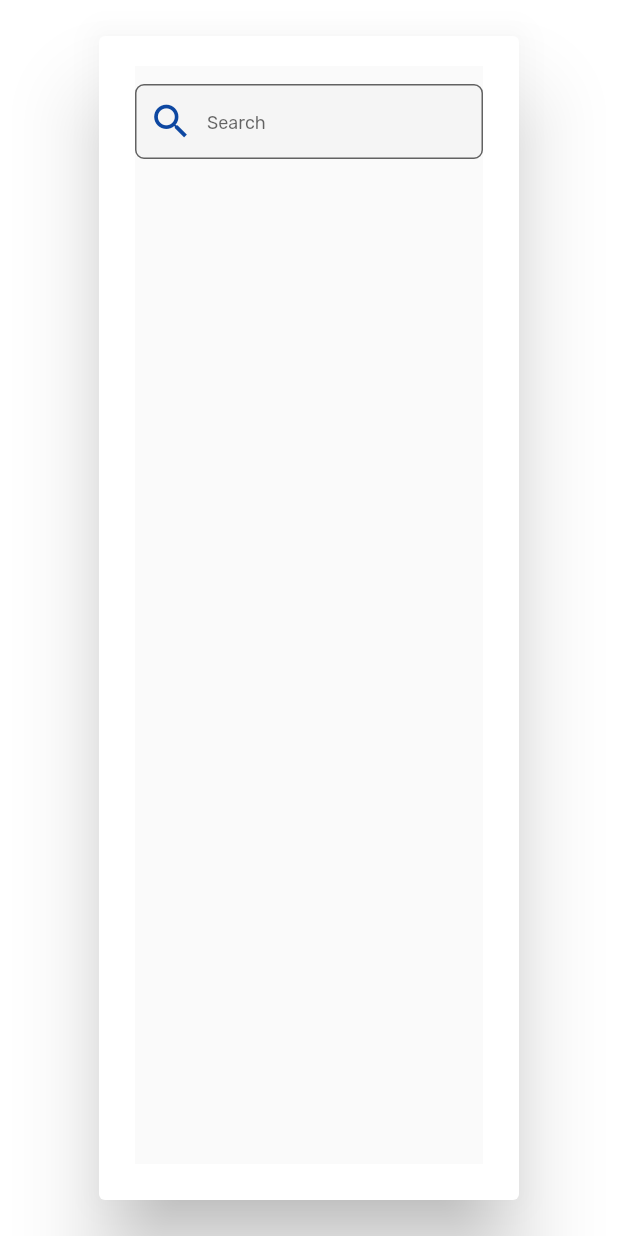
After one commit to mirfahim/hishabee, a Flutter app: the CustomerPopup screen opened directly, on a phone screen of 412 x 824 dp. The commit adds this screen. Run offline on Flutter 3.47's test engine with Material 2 defaults, Android fonts, the light colour scheme and no system bars; our stand-ins replace cached_network_image, carousel_pro, confetti, connectivity_plus, firebase_analytics, firebase_auth and 26 more; missing offline and left inert: animated_widgets, app_tracking_transparency, clipboard, darq, date_util, facebook_app_events and 7 more; accounts and stored records are empty; network calls fail; project files that could hold a hidden picture were left out.

Commit message:
customer popup system added

```diff
--- a/lib/controllers/emi/emi_controller.dart
+++ b/lib/controllers/emi/emi_controller.dart
@@ -16,4 +16,13 @@ class EmiController extends GetxController {
         body: null,
         headers: null); //we will fetch the overview from this request
   }
+
+  fetchCustomer({String shopId}) async {
+    String url = "/customer/all?shop_id=105";
+    return _apiService.makeApiRequiest(
+        method: apiMethods.get,
+        url: url,
+        body: null,
+        headers: null); //we will fetch the overview from this request
+  }
 }
--- /dev/null
+++ b/lib/feature/dashboard/emi/utils/customer_popup.dart
@@ -0,0 +1,134 @@
+import 'package:flutter/material.dart';
+import 'package:get/get.dart';
+import 'package:hishabee_business_manager_fl/controllers/emi/emi_controller.dart';
+import 'package:hishabee_business_manager_fl/models/emi/utils/customer_model.dart';
+
+class CustomerPopup extends StatefulWidget {
+  @override
+  _CustomerPopupState createState() => _CustomerPopupState();
+}
+
+class _CustomerPopupState extends State<CustomerPopup> {
+  List<CustomerModel> _list = <CustomerModel>[];
+  List<CustomerModel> _foundData = <CustomerModel>[];
+  EmiController controller = Get.find();
+  @override
+  void initState() {
+    getData();
+    // TODO: implement initState
+    super.initState();
+  }
+
+  @override
+  Widget build(BuildContext context) {
+    Size size = MediaQuery.of(context).size;
+    int flag = 1;
+    return AlertDialog(
+      content: SafeArea(
+        child: Scaffold(
+          body: SingleChildScrollView(
+            child: Padding(
+              padding: const EdgeInsets.only(bottom: 50.0),
+              child: SizedBox(
+                height: MediaQuery.of(context).size.height,
+                child: Padding(
+                  padding: EdgeInsets.only(bottom: 4.0),
+                  child: Column(
+                      mainAxisAlignment: MainAxisAlignment.start,
+                      crossAxisAlignment: CrossAxisAlignment.start,
+                      children: [
+                        Padding(
+                            padding:
+                                const EdgeInsets.only(bottom: 12.0, top: 12.0),
+                            child: Container(
+                              height: 50.0,
+                              child: TextField(
+                                onChanged: (value) => _runFilter(value),
+                                style: TextStyle(fontSize: 14.0),
+                                decoration: InputDecoration(
+                                    hintText: 'Search',
+                                    focusedBorder: OutlineInputBorder(
+                                        borderSide: BorderSide(
+                                            width: 2, color: Colors.blue[900])),
+                                    hintStyle: TextStyle(fontSize: 12.0),
+                                    border: OutlineInputBorder(
+                                        borderRadius:
+                                            BorderRadius.circular(6.0),
+                                        borderSide: BorderSide(
+                                            width: 2, color: Colors.blue[900])),
+                                    filled: true,
+                                    fillColor: Colors.grey[100],
+                                    prefixIcon: Icon(
+                                      Icons.search,
+                                      color: Colors.blue[900],
+                                      size: 30,
+                                    )),
+                              ),
+                            )),
+                        ListView.builder(
+                            shrinkWrap: true,
+                            itemCount: _foundData.length,
+                            physics: NeverScrollableScrollPhysics(),
+                            itemBuilder: (context, index) => Column(
+                                  mainAxisAlignment: MainAxisAlignment.start,
+                                  crossAxisAlignment: CrossAxisAlignment.start,
+                                  children: [
+                                    Padding(
+                                        padding:
+                                            const EdgeInsets.only(top: 8.0),
+                                        child: Text(
+                                          _foundData[index].name +
+                                              "(" +
+                                              _foundData[index].mobile +
+                                              ")",
+                                          style: TextStyle(
+                                              fontWeight: FontWeight.w600,
+                                              fontSize: 16.0),
+                                        )),
+                                    Divider()
+                                  ],
+                                ))
+
+                        ////,
+                        ,
+                      ]),
+                ),
+              ),
+            ),
+          ),
+        ),
+      ),
+    );
+  }
+
+  void _runFilter(String enteredKeyword) {
+    List<CustomerModel> results = [];
+    if (enteredKeyword.isEmpty) {
+      results = _list;
+    } else {
+      results = _list
+          .where((item) =>
+              item.name.toLowerCase().contains(enteredKeyword.toLowerCase()))
+          .toList();
+    }
+
+    // Refresh the UI
+    setState(() {
+      _foundData = results;
+    });
+  }
+
+  void getData() {
+    controller.fetchCustomer(shopId: "").then((value) {
+      if (value != null) {
+        setState(() {
+          _list = customerModelFromJson(value);
+          _foundData = _list;
+          // checkingDone = true;
+        });
+      }
+
+      //  isLoading = false;
+    });
+  }
+}
--- /dev/null
+++ b/lib/models/emi/utils/customer_model.dart
@@ -0,0 +1,47 @@
+// To parse this JSON data, do
+//
+//     final customerModel = customerModelFromJson(jsonString);
+
+import 'dart:convert';
+
+List<CustomerModel> customerModelFromJson(dynamic str) =>
+    List<CustomerModel>.from(str.map((x) => CustomerModel.fromJson(x)));
+
+class CustomerModel {
+  CustomerModel({
+    this.id,
+    this.userId,
+    this.shopId,
+    this.name,
+    this.mobile,
+    this.email,
+    this.address,
+    this.imageSrc,
+    this.createdAt,
+    this.updatedAt,
+  });
+
+  int id;
+  int userId;
+  int shopId;
+  String name;
+  String mobile;
+  dynamic email;
+  String address;
+  dynamic imageSrc;
+  DateTime createdAt;
+  DateTime updatedAt;
+
+  factory CustomerModel.fromJson(Map<String, dynamic> json) => CustomerModel(
+        id: json["id"],
+        userId: json["user_id"],
+        shopId: json["shop_id"],
+        name: json["name"],
+        mobile: json["mobile"],
+        email: json["email"],
+        address: json["address"],
+        imageSrc: json["image_src"],
+        createdAt: DateTime.parse(json["created_at"]),
+        updatedAt: DateTime.parse(json["updated_at"]),
+      );
+}
```
Also changed, not shown: lib/feature/dashboard/emi/emi.dart (+33 -1 lines), lib/feature/dashboard/emi/new_emi.dart (added, +102 -0 lines).
